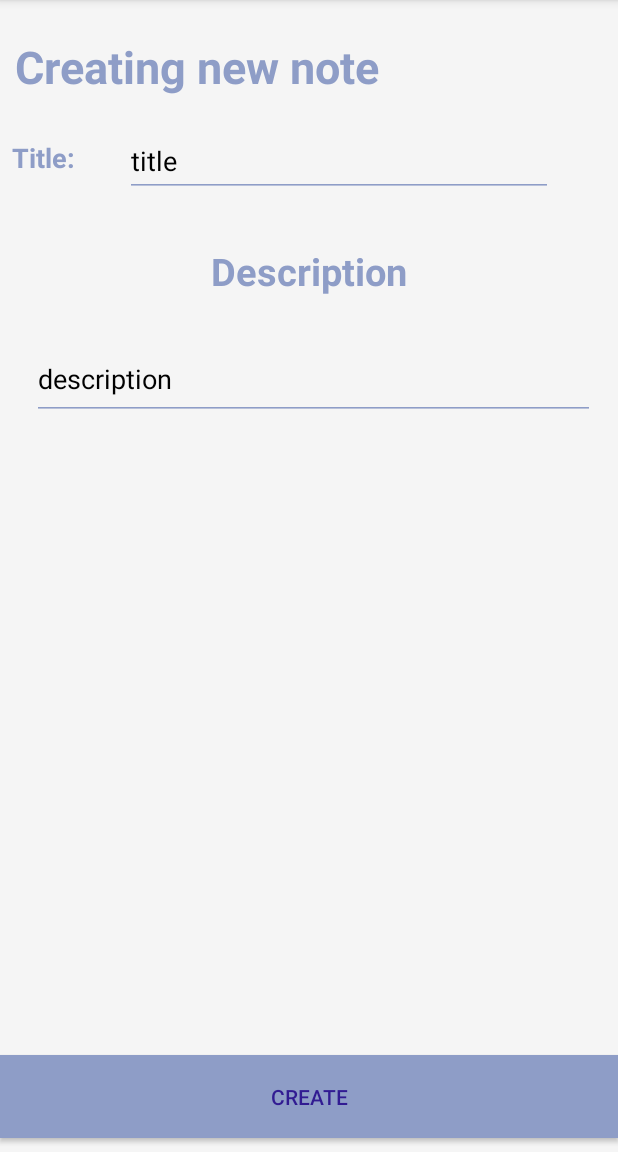
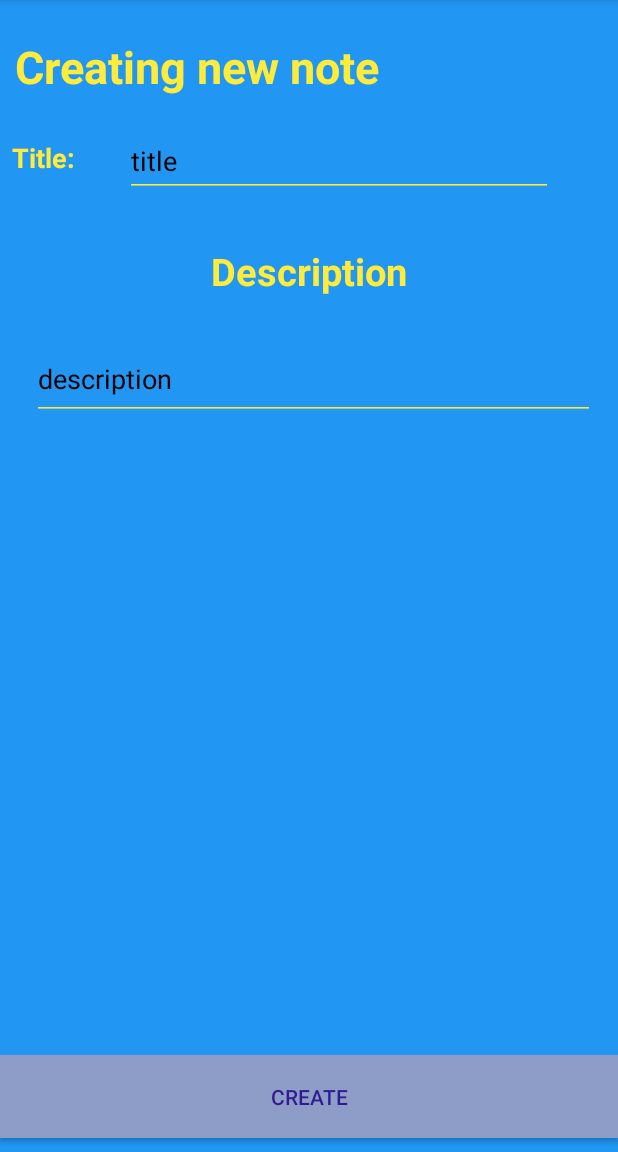
Before and after one commit to VladyslavBilan/Daybook, an Android app: the screen it shows after launch (MainActivity), after a tap on "CREATE NEW NOTE", on a phone screen of 412 x 824 dp, the part 84-1236 px from its top. Run offline under Robolectric (Android 15) with nearby library versions, the phone set to English and light mode, and no system bars.

Commit message:
First iteration 7.7

```diff
--- a/app/src/main/res/layout/fragment_posts_create.xml
+++ b/app/src/main/res/layout/fragment_posts_create.xml
@@ -5,7 +5,7 @@
     android:id="@+id/postsCreateFragment"
     android:layout_width="match_parent"
     android:layout_height="match_parent"
-    android:background="#F5F5F5"
+    android:background="#2196F3"
     tools:context="com.bilan.postsApp.fragments.CreatePostsItemFragment">
 
     <TextView
@@ -17,7 +17,7 @@
         android:layout_marginEnd="10dp"
         android:maxLines="2"
         android:text="Creating new note"
-        android:textColor="#8e9dc7"
+        android:textColor="#FFEB3B"
         android:textSize="30sp"
         android:textStyle="bold"
         app:layout_constraintEnd_toEndOf="parent"
@@ -31,7 +31,7 @@
         android:layout_height="48dp"
         android:layout_marginStart="33dp"
         android:layout_marginTop="83dp"
-        android:backgroundTint="#8e9dc7"
+        android:backgroundTint="#FFEB3B"
         android:ems="10"
         android:hint="title"
         android:inputType="textPersonName"
@@ -47,7 +47,7 @@
         android:layout_marginStart="15dp"
         android:layout_marginTop="28dp"
         android:layout_marginEnd="15dp"
-        android:backgroundTint="#8e9dc7"
+        android:backgroundTint="#FFEB3B"
         android:ems="10"
         android:hint="description"
         android:inputType="textPersonName"
@@ -66,7 +66,7 @@
         android:layout_marginTop="32dp"
         android:layout_marginBottom="184dp"
         android:text="Description"
-        android:textColor="#8e9dc7"
+        android:textColor="#FFEB3B"
         android:textSize="25sp"
         android:textStyle="bold"
         app:layout_constraintBottom_toTopOf="@+id/editTextDescription"
@@ -100,7 +100,7 @@
         android:layout_marginTop="28dp"
         android:layout_marginEnd="3dp"
         android:text="Title:"
-        android:textColor="#8e9dc7"
+        android:textColor="#FFEB3B"
         android:textSize="18sp"
         android:textStyle="bold"
         app:layout_constraintEnd_toStartOf="@+id/editTextTitle"
--- a/app/src/main/res/layout/fragment_posts_list.xml
+++ b/app/src/main/res/layout/fragment_posts_list.xml
@@ -6,6 +6,7 @@
     android:layout_width="match_parent"
     android:layout_height="match_parent"
     android:background="#F5F5F5"
+    android:backgroundTint="#2196F3"
     tools:context="com.bilan.postsApp.fragments.DayBookListFragment">
 
     <androidx.recyclerview.widget.RecyclerView
@@ -13,8 +14,10 @@
         android:layout_width="411dp"
         android:layout_height="617dp"
         android:layout_marginTop="60dp"
+        android:background="#FFEB3B"
         app:layout_constraintTop_toTopOf="parent"
-        tools:ignore="MissingConstraints" />
+        tools:ignore="MissingConstraints"
+        tools:layout_editor_absoluteX="0dp" />
 
     <Button
         android:id="@+id/createArticleBtn"
--- a/app/src/main/res/layout/posts_item.xml
+++ b/app/src/main/res/layout/posts_item.xml
@@ -5,7 +5,7 @@
     android:id="@+id/posts_image"
     android:layout_width="match_parent"
     android:layout_height="wrap_content"
-    android:background="#F5F5F5">
+    android:background="#03A9F4">
 
     <TextView
         android:id="@+id/posts_title"
```
Also changed, not shown: app/src/main/res/layout/fragment_posts_details.xml (+5 -4 lines).
